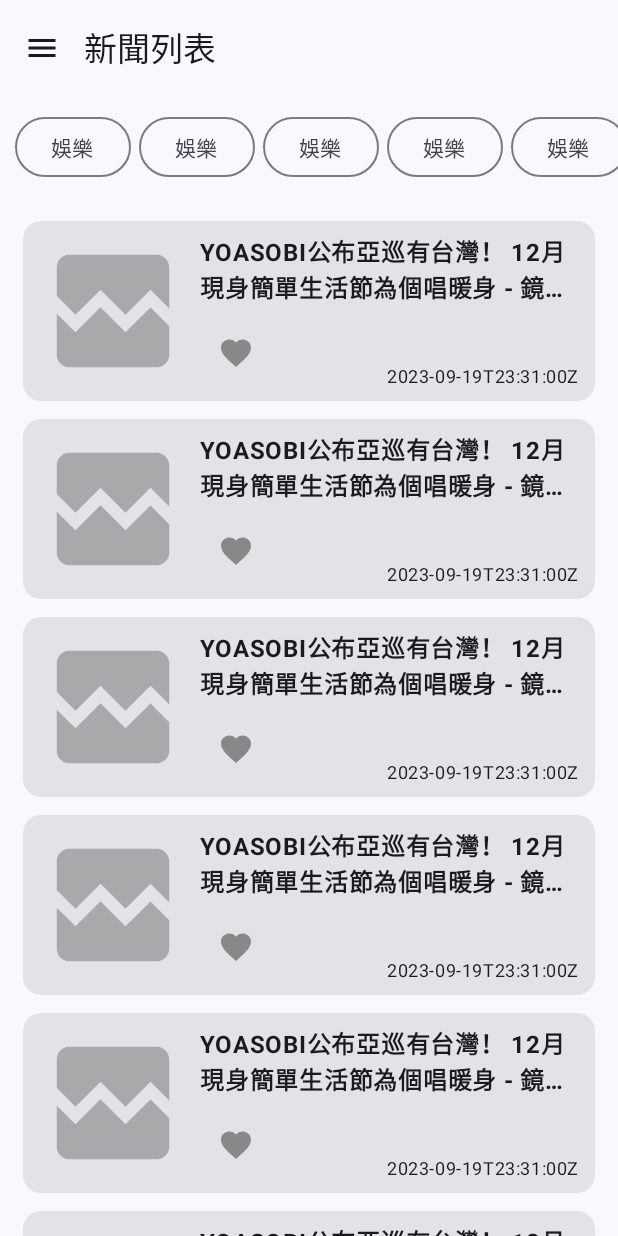
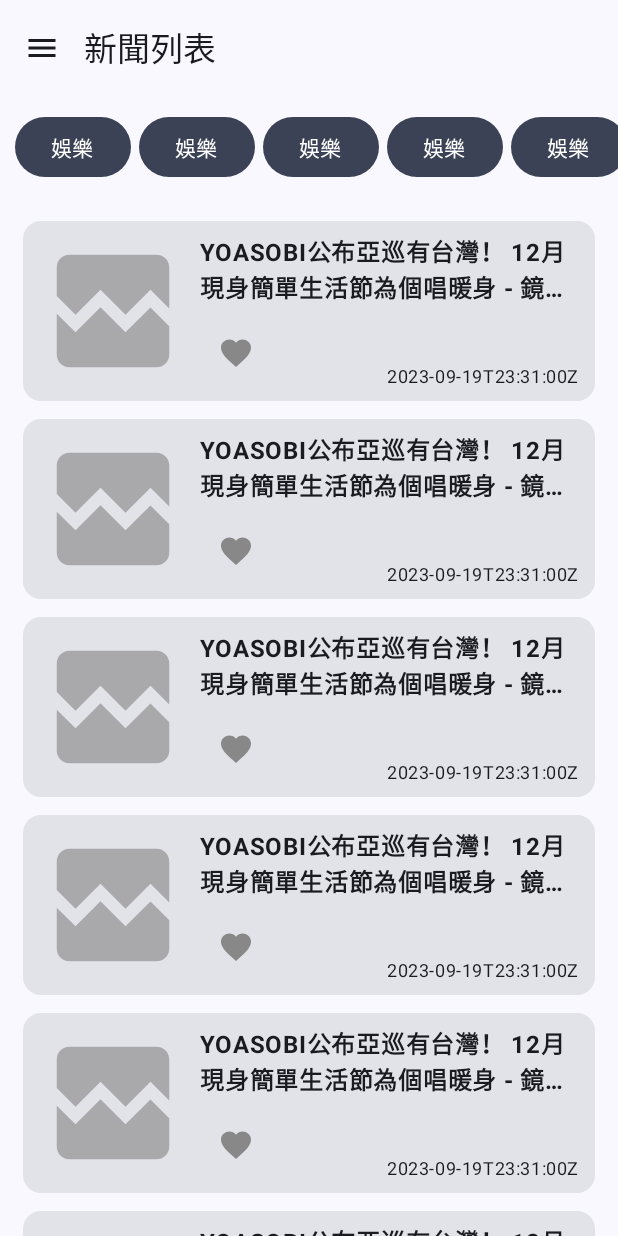
Before and after one commit to Wayne-Wang-Wayne/demo_compose_news_browser, an Android app built with Jetpack Compose: the @Preview function NewsScreenPreview, on a phone screen of 412 x 824 dp. Run offline under Robolectric (Android 15) with nearby library versions, the phone set to English and light mode, and no system bars; pictures from the network do not load.

Commit message:
分類按鈕依照isSelected變色

```diff
--- a/app/src/main/java/com/example/mvvmcomposenewsbrowser/ui/news/NewsScreen.kt
+++ b/app/src/main/java/com/example/mvvmcomposenewsbrowser/ui/news/NewsScreen.kt
@@ -156,27 +156,25 @@ fun NewsCategoryPicker(
             listOf(1, 2, 3, 4, 5, 6, 7, 8, 9),
             key = { it }
         ) {
-            PickItem()
+            PickItem(true)
         }
     }
 }
 
 @Composable
 fun PickItem(
+    isSelected: Boolean,
     modifier: Modifier = Modifier
 ) {
-    OutlinedButton(
+    val color = if(isSelected) MaterialTheme.colorScheme.secondary else MaterialTheme.colorScheme.tertiary
+    Button(
         onClick = { },
-        shape = RoundedCornerShape(50)
+        shape = RoundedCornerShape(50),
+        colors = ButtonDefaults.buttonColors(containerColor = color),
+        modifier = modifier
     ){
         Text( text = "娛樂" )
     }
-}
-
-@Preview
-@Composable
-fun PickItemPreview() {
-    PickItem()
 }
 
 @Preview(showBackground = true)
```
